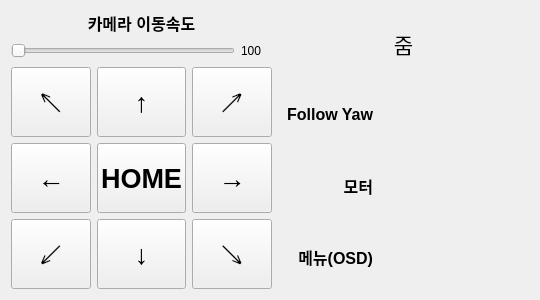
Before: the Qt Designer form ui/camera_control_widget.ui in yangyang1598/20250910_skyeye, drawn with Qt 5.
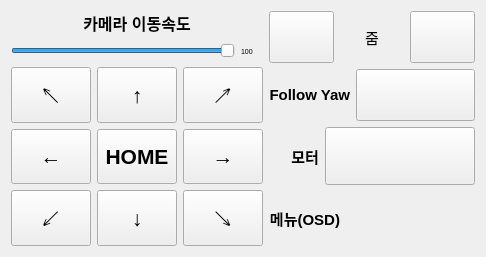
After: the same form once the commit is applied. Icons and pictures are not drawn.

What changed in the file:
```diff
--- a/ui/camera_control_widget.ui
+++ b/ui/camera_control_widget.ui
@@ -6,8 +6,8 @@
    <rect>
     <x>0</x>
     <y>0</y>
-    <width>540</width>
-    <height>300</height>
+    <width>484</width>
+    <height>257</height>
    </rect>
   </property>
   <property name="sizePolicy">
@@ -18,10 +18,15 @@
   </property>
   <property name="maximumSize">
    <size>
-    <width>540</width>
-    <height>300</height>
+    <width>484</width>
+    <height>257</height>
    </size>
   </property>
+  <property name="font">
+   <font>
+    <pointsize>5</pointsize>
+   </font>
+  </property>
   <property name="acceptDrops">
    <bool>false</bool>
   </property>
@@ -79,6 +84,12 @@
           <layout class="QHBoxLayout" name="horizontalLayout_2">
            <item>
             <widget class="QSlider" name="horizontal_slider_cam_speed">
+             <property name="maximum">
+              <number>100</number>
+             </property>
+             <property name="value">
+              <number>100</number>
+             </property>
              <property name="orientation">
               <enum>Qt::Orientation::Horizontal</enum>
              </property>
@@ -123,7 +134,7 @@
            </property>
            <property name="font">
             <font>
-             <pointsize>20</pointsize>
+             <pointsize>16</pointsize>
              <bold>true</bold>
             </font>
            </property>
@@ -142,7 +153,7 @@
            </property>
            <property name="font">
             <font>
-             <pointsize>20</pointsize>
+             <pointsize>16</pointsize>
              <bold>true</bold>
             </font>
            </property>
@@ -161,7 +172,7 @@
            </property>
            <property name="font">
             <font>
-             <pointsize>20</pointsize>
+             <pointsize>16</pointsize>
              <bold>true</bold>
             </font>
            </property>
@@ -180,7 +191,7 @@
            </property>
            <property name="font">
             <font>
-             <pointsize>20</pointsize>
+             <pointsize>16</pointsize>
              <bold>true</bold>
             </font>
            </property>
@@ -199,7 +210,7 @@
            </property>
            <property name="font">
             <font>
-             <pointsize>20</pointsize>
+             <pointsize>16</pointsize>
              <bold>true</bold>
             </font>
            </property>
@@ -218,7 +229,7 @@
            </property>
            <property name="font">
             <font>
-             <pointsize>20</pointsize>
+             <pointsize>16</pointsize>
              <bold>true</bold>
             </font>
            </property>
@@ -240,7 +251,7 @@
            </property>
            <property name="font">
             <font>
-             <pointsize>20</pointsize>
+             <pointsize>16</pointsize>
              <bold>true</bold>
             </font>
            </property>
@@ -259,7 +270,7 @@
            </property>
            <property name="font">
             <font>
-             <pointsize>20</pointsize>
+             <pointsize>16</pointsize>
              <bold>true</bold>
             </font>
            </property>
@@ -278,7 +289,7 @@
            </property>
            <property name="font">
             <font>
-             <pointsize>20</pointsize>
+             <pointsize>16</pointsize>
              <bold>true</bold>
             </font>
            </property>
@@ -305,20 +316,9 @@
            </property>
            <property name="font">
             <font>
-             <pointsize>20</pointsize>
+             <pointsize>10</pointsize>
             </font>
            </property>
-           <property name="styleSheet">
-            <string notr="true">QPushButton {
-    border: none;
-    background-image: url(&quot;D:/Downloads/minus.png&quot;);
-    background-repeat: no-repeat;
-    background-position: center;
-    /* 버튼 크기 설정 */
-    min-width: 50px;
-    min-height: 50px;
-}</string>
-           </property>
            <property name="text">
             <string/>
            </property>
@@ -334,7 +334,7 @@
            </property>
            <property name="font">
             <font>
-             <pointsize>16</pointsize>
+             <pointsize>11</pointsize>
             </font>
            </property>
            <property name="text">
@@ -355,20 +355,9 @@
            </property>
            <property name="font">
             <font>
-             <pointsize>20</pointsize>
+             <pointsize>10</pointsize>
             </font>
            </property>
-           <property name="styleSheet">
-            <string notr="true">QPushButton {
-    border: none;
-    background-image: url(&quot;D:/Downloads/plus.png&quot;);
-    background-repeat: no-repeat;
-    background-position: center;
-    /* 버튼 크기 설정 */
-    min-width: 50px;
-    min-height: 50px;
-}</string>
-           </property>
            <property name="text">
             <string/>
            </property>
@@ -388,7 +377,7 @@
            </property>
            <property name="font">
             <font>
-             <pointsize>12</pointsize>
+             <pointsize>11</pointsize>
              <bold>true</bold>
             </font>
            </property>
@@ -416,22 +405,12 @@
            </property>
            <property name="font">
             <font>
-             <pointsize>50</pointsize>
+             <pointsize>24</pointsize>
             </font>
            </property>
            <property name="autoFillBackground">
             <bool>false</bool>
            </property>
-           <property name="styleSheet">
-            <string notr="true">QPushButton:checked {
-    border: none;
-    image: url(&quot;D:/Downloads/switch-on.png&quot;);
-}
-QPushButton:!checked {
-    border: none;
-    image: url(&quot;D:/Downloads/switch-off.png&quot;);
-}</string>
-           </property>
            <property name="text">
             <string/>
            </property>
@@ -460,7 +439,7 @@
            </property>
            <property name="font">
             <font>
-             <pointsize>12</pointsize>
+             <pointsize>11</pointsize>
              <bold>true</bold>
             </font>
            </property>
@@ -488,22 +467,12 @@
            </property>
            <property name="font">
             <font>
-             <pointsize>50</pointsize>
+             <pointsize>41</pointsize>
             </font>
            </property>
            <property name="autoFillBackground">
             <bool>false</bool>
            </property>
-           <property name="styleSheet">
-            <string notr="true">QPushButton:checked {
-    border: none;
-    image: url(&quot;D:/Downloads/switch-on.png&quot;);
-}
-QPushButton:!checked {
-    border: none;
-    image: url(&quot;D:/Downloads/switch-off.png&quot;);
-}</string>
-           </property>
            <property name="text">
             <string/>
            </property>
@@ -532,7 +501,7 @@
            </property>
            <property name="font">
             <font>
-             <pointsize>12</pointsize>
+             <pointsize>11</pointsize>
              <bold>true</bold>
             </font>
            </property>
@@ -560,7 +529,7 @@
            </property>
            <property name="font">
             <font>
-             <pointsize>50</pointsize>
+             <pointsize>36</pointsize>
             </font>
            </property>
            <property name="autoFillBackground">
```
